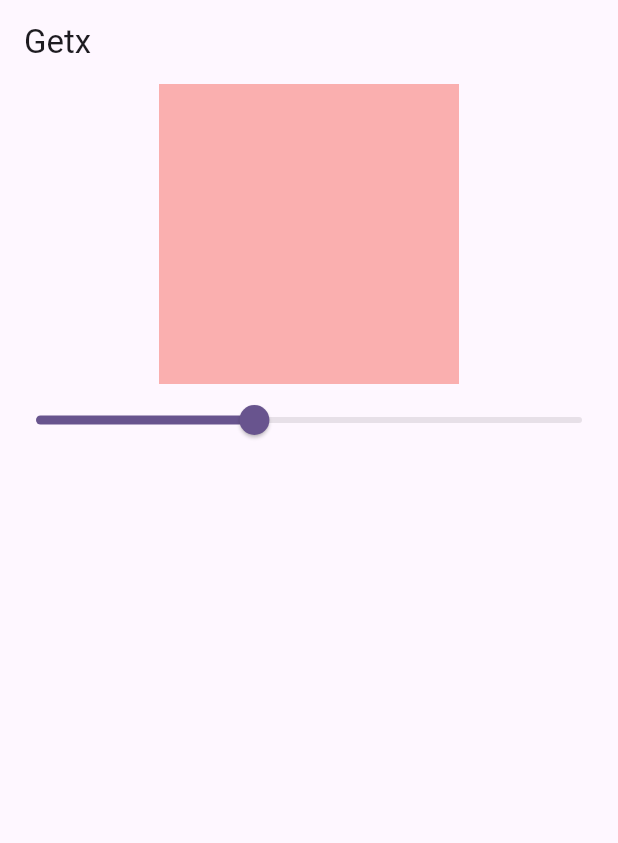
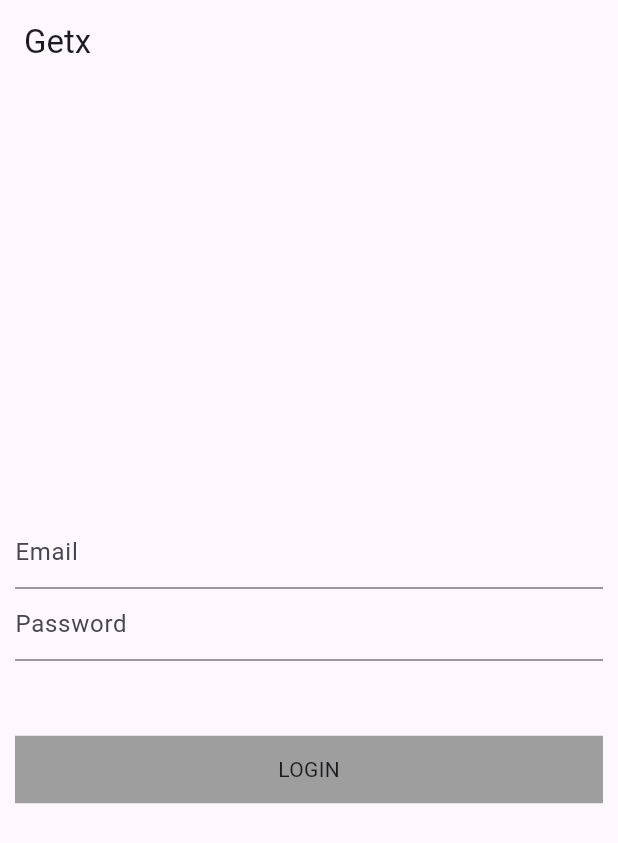
Before and after one commit to jaiminrakholiya/Getx_Statemanagement_Example, a Flutter app: the screen it shows after launch, on a phone screen of 412 x 824 dp. Shown: the top 843 px of the screen. Run offline on Flutter 3.47's test engine with Material 3 defaults, Android fonts, the phone set to English and light mode, and no system bars; our stand-ins replace get, image_picker.

Commit message:
some changes

```diff
--- /dev/null
+++ b/lib/home_screen_six.dart
@@ -0,0 +1,53 @@
+import 'package:flutter/material.dart';
+import 'package:get/get.dart';
+import 'package:getx_statemanagment_example/login_controller.dart';
+
+class HomeScreenSix extends StatefulWidget {
+  const HomeScreenSix({super.key});
+
+  @override
+  State<HomeScreenSix> createState() => _HomeScreenSixState();
+}
+
+class _HomeScreenSixState extends State<HomeScreenSix> {
+  LoginController controller = Get.put(LoginController());
+
+  @override
+  Widget build(BuildContext context) {
+    return Scaffold(
+      appBar: AppBar(
+        title: Text('Getx'),
+      ),
+      body: Padding(
+        padding: const EdgeInsets.symmetric(horizontal: 10),
+        child: Column(
+          mainAxisAlignment: MainAxisAlignment.center,
+          crossAxisAlignment: CrossAxisAlignment.center,
+          children: [
+            TextFormField(
+              controller: controller.emailController.value,
+              decoration: InputDecoration(hintText: 'Email'),
+            ),
+            TextFormField(
+              controller: controller.passwordController.value,
+              decoration: InputDecoration(hintText: 'Password'),
+            ),
+            SizedBox(height: 50,),
+            Obx(() => InkWell(
+              onTap: (){
+                controller.loginApi();
+              },
+              child: controller.loading.value ? CircularProgressIndicator(): Container(
+                height: 45,
+                color: Colors.grey,
+                child: Center(
+                  child: Text('LOGIN'),
+                ),
+              ),
+            ))
+          ],
+        ),
+      ),
+    );
+  }
+}
--- /dev/null
+++ b/lib/login_controller.dart
@@ -0,0 +1,38 @@
+import 'dart:convert';
+
+import 'package:flutter/cupertino.dart';
+import 'package:get/get.dart';
+import 'package:http/http.dart';
+
+class LoginController extends GetxController {
+  final emailController = TextEditingController().obs;
+  final passwordController = TextEditingController().obs;
+
+
+  RxBool loading = false.obs;
+
+  void loginApi() async {
+    RxBool loading = true.obs;
+    try {
+      final response = await post(Uri.parse('https://reqres.in/api/login'),
+          body: {
+            'email': emailController.value.text,
+            'password': passwordController.value.text
+          });
+
+      var data = jsonDecode(response.body);
+
+
+      if (response.statusCode == 200) {
+        RxBool loading = false.obs;
+        Get.snackbar('Login Sucessfull','Congras');
+      } else {
+        RxBool loading = false.obs;
+        Get.snackbar('Login Failed', data['error']);
+      }
+    } catch (e) {
+      RxBool loading = false.obs;
+          Get.snackbar('Exception',e.toString());
+    }
+  }
+}
--- a/lib/main.dart
+++ b/lib/main.dart
@@ -1,7 +1,11 @@
 import 'package:flutter/material.dart';
 import 'package:get/get.dart';
 import 'home_screen.dart';
+import 'home_screen_five.dart';
+import 'home_screen_four.dart';
+import 'home_screen_six.dart';
 import 'home_second.dart';
+import 'home_three.dart';
 
 void main() {
   runApp(const MyApp());
@@ -19,7 +23,7 @@ class MyApp extends StatelessWidget {
         colorScheme: ColorScheme.fromSeed(seedColor: Colors.deepPurple),
         useMaterial3: true,
       ),
-      home: HomeSecond(),
+      home: HomeScreenSix(),
     );
   }
 }
--- a/pubspec.yaml
+++ b/pubspec.yaml
@@ -34,7 +34,10 @@ dependencies:
   # The following adds the Cupertino Icons font to your application.
   # Use with the CupertinoIcons class for iOS style icons.
   cupertino_icons: ^1.0.8
+  image_picker: ^1.1.2
   get: ^4.6.6
+  http: ^1.2.2
+
 
 dev_dependencies:
   flutter_test:
```
Also changed, not shown: lib/example_controller.dart (added, +13 -0 lines), lib/favorurite_controller.dart (added, +14 -0 lines), lib/home_screen_five.dart (added, +46 -0 lines), lib/home_screen_four.dart (added, +54 -0 lines), lib/home_three.dart (added, +41 -0 lines), lib/image_picker_controller.dart (added, +22 -0 lines), pubspec.lock, 6 other files.
